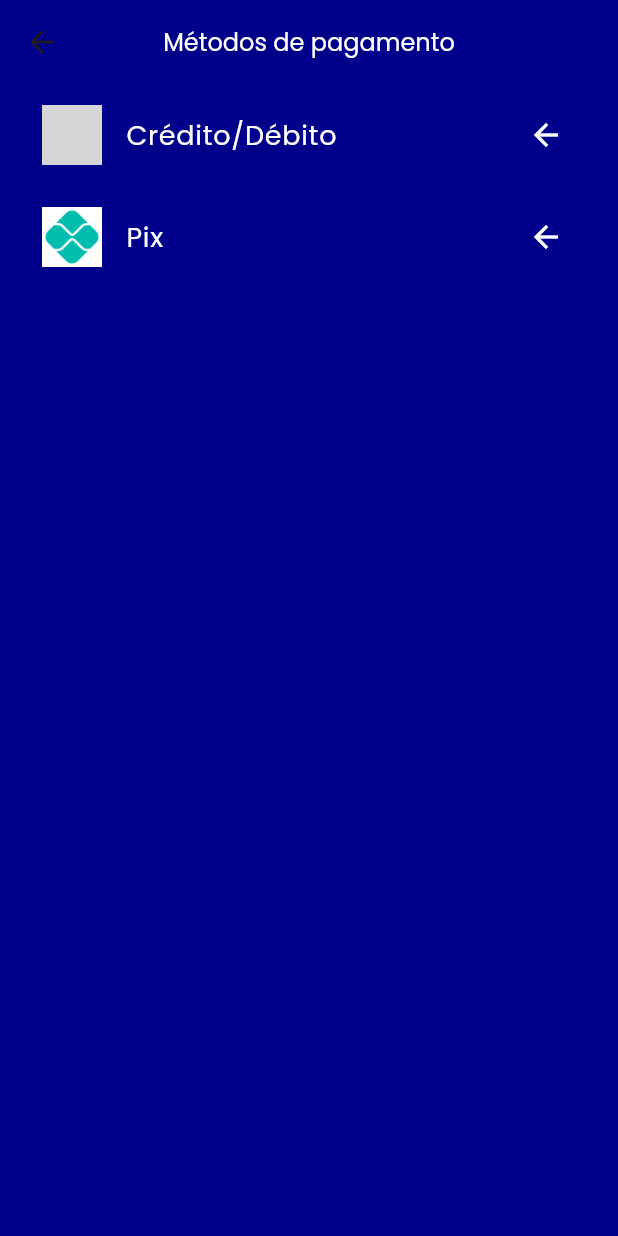
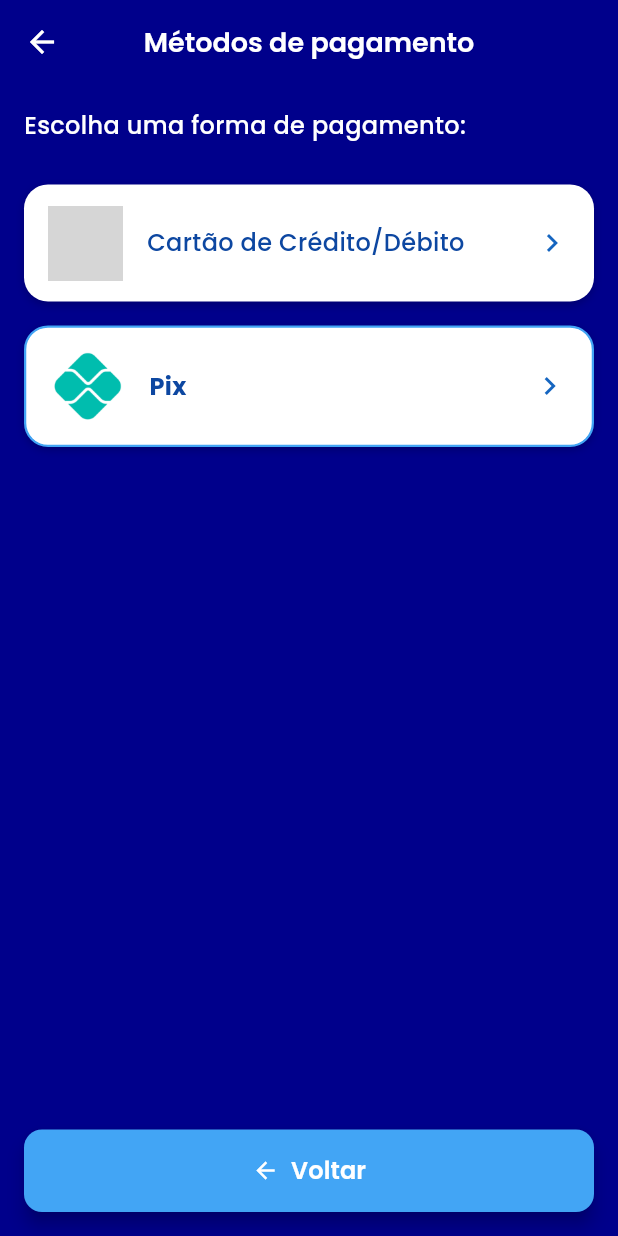
Before and after one commit to anajugrzyb/jampa-trip-frontend, a Flutter app: the MetodoPagamentoPage screen opened directly, on a phone screen of 412 x 824 dp. Run offline on Flutter 3.47's test engine with Material 3 defaults, Android fonts, the phone set to English and light mode, and no system bars; our stand-ins replace flutter_multi_formatter, flutter_time_picker_spinner, google_fonts, image_picker, sqflite, table_calendar; accounts and stored records are empty; grey boxes are pictures that could not be loaded.

```diff
--- a/lib/pages/methodpayments_page.dart
+++ b/lib/pages/methodpayments_page.dart
@@ -13,63 +13,145 @@ class MetodoPagamentoPage extends StatelessWidget {
         backgroundColor: const Color(0xFF00008B),
         elevation: 0,
         centerTitle: true,
+        iconTheme: const IconThemeData(color: Colors.white),
         title: const Text(
           "Métodos de pagamento",
-          style: TextStyle(color: Colors.white, fontSize: 16),
+          style: TextStyle(
+            color: Colors.white,
+            fontSize: 18,
+            fontWeight: FontWeight.w600,
           ),
         ),
-      body: Column(
+      ),
+      body: Padding(
+        padding: const EdgeInsets.all(16),
+        child: Column(
+          crossAxisAlignment: CrossAxisAlignment.stretch,
           children: [
+            const Text(
+              "Escolha uma forma de pagamento:",
+              style: TextStyle(
+                color: Colors.white,
+                fontSize: 16,
+                fontWeight: FontWeight.w500,
+              ),
+            ),
+            const SizedBox(height: 20),
+
             Expanded(
               child: ListView(
                 children: [
-                _metodoItem("Crédito/Débito", "lib/assets/images/cartao.jpg", context),
-                _metodoItem("Pix", "lib/assets/images/pix.png", context, highlight: true),
+                  _metodoItem(
+                    nome: "Cartão de Crédito/Débito",
+                    iconPath: "lib/assets/images/cartao.jpg",
+                    context: context,
+                  ),
+                  _metodoItem(
+                    nome: "Pix",
+                    iconPath: "lib/assets/images/pix.png",
+                    context: context,
+                    destaque: true,
+                  ),
                 ],
+              ),
+            ),
+
+            const SizedBox(height: 20),
+
+            ElevatedButton.icon(
+              onPressed: () {
+                Navigator.pop(context);
+              },
+              style: ElevatedButton.styleFrom(
+                backgroundColor: Colors.blue[400],
+                padding: const EdgeInsets.symmetric(vertical: 16),
+                shape: RoundedRectangleBorder(
+                  borderRadius: BorderRadius.circular(12),
+                ),
+                elevation: 5,
+              ),
+              icon: const Icon(Icons.arrow_back, color: Colors.white),
+              label: const Text(
+                "Voltar",
+                style: TextStyle(
+                  fontSize: 16,
+                  fontWeight: FontWeight.w600,
+                  color: Colors.white,
+                ),
               ),
             ),
           ],
         ),
-    );
-  }
-
-  Widget _metodoItem(String nome, String iconPath, BuildContext context, {bool highlight = false}) {
-    return Container(
-      margin: const EdgeInsets.symmetric(horizontal: 12, vertical: 6),
-      decoration: BoxDecoration(
-        color: const Color(0xFF00008B),
-        borderRadius: BorderRadius.circular(8),
-      ),
-      child: ListTile(
-        leading: Image.asset(iconPath, width: 40, height: 40),
-        title: Text(nome, style: const TextStyle(color: Colors.white, fontSize: 18)),
-        trailing: const Icon(Icons.arrow_back, color: Colors.white),
-        onTap: () {
-          if (nome == "Pix") {
-            Navigator.push(
-              context,
-              MaterialPageRoute(builder: (context) => const PixPaymentPage()),
-            );
-          } else if (nome == "Crédito/Débito") {
-            Navigator.push(
-              context,
-              MaterialPageRoute(builder: (context) => const CardRegisterPage()),
-            );
-          }
-        },
       ),
     );
   }
 
-  Widget _botaoFooter(String label, IconData icon, VoidCallback onPressed) {
-    return ElevatedButton.icon(
-      onPressed: onPressed,
-      icon: Icon(icon, color: Colors.white),
-      label: Text(label),
-      style: ElevatedButton.styleFrom(
-        backgroundColor: const Color(0xFF4169E1),
-        shape: RoundedRectangleBorder(borderRadius: BorderRadius.circular(8)),
-        padding: const EdgeInsets.symmetric(horizontal: 20, vertical: 12),
+  Widget _metodoItem({
+    required String nome,
+    required String iconPath,
+    required BuildContext context,
+    bool destaque = false,
+  }) {
+    return InkWell(
+      borderRadius: BorderRadius.circular(16),
+      onTap: () {
+        if (nome.contains("Pix")) {
+          Navigator.push(
+            context,
+            MaterialPageRoute(builder: (_) => const PixPaymentPage()),
+          );
+        } else {
+          Navigator.push(
+            context,
+            MaterialPageRoute(builder: (_) => const CardRegisterPage()),
+          );
+        }
+      },
+      child: Container(
+        margin: const EdgeInsets.symmetric(vertical: 8),
+        padding: const EdgeInsets.symmetric(horizontal: 16, vertical: 14),
+        decoration: BoxDecoration(
+          color: Colors.white,
+          borderRadius: BorderRadius.circular(16),
+          boxShadow: [
+            BoxShadow(
+              color: Colors.black.withOpacity(0.2),
+              blurRadius: 4,
+              offset: const Offset(0, 2),
+            ),
+          ],
+          border: destaque
+              ? Border.all(color: Colors.blue.shade400, width: 1.5)
+              : null,
+        ),
+        child: Row(
+          children: [
+            ClipRRect(
+              borderRadius: BorderRadius.circular(8),
+              child: Image.asset(
+                iconPath,
+                width: 50,
+                height: 50,
+                fit: BoxFit.cover,
+              ),
+            ),
+            const SizedBox(width: 16),
+            Expanded(
+              child: Text(
+                nome,
+                style: TextStyle(
+                  color: Colors.blue[900],
+                  fontSize: 16,
+                  fontWeight: destaque ? FontWeight.w700 : FontWeight.w500,
+                ),
+              ),
+            ),
+            Icon(
+              Icons.chevron_right,
+              color: Colors.blue[800],
+            ),
+          ],
+        ),
       ),
     );
   }
```
Also changed, not shown: lib/data/db_helper.dart (+20 -7 lines), lib/pages/reservation_page.dart (+8 -1 lines). Lines whose indentation alone changed are shown as unchanged.
